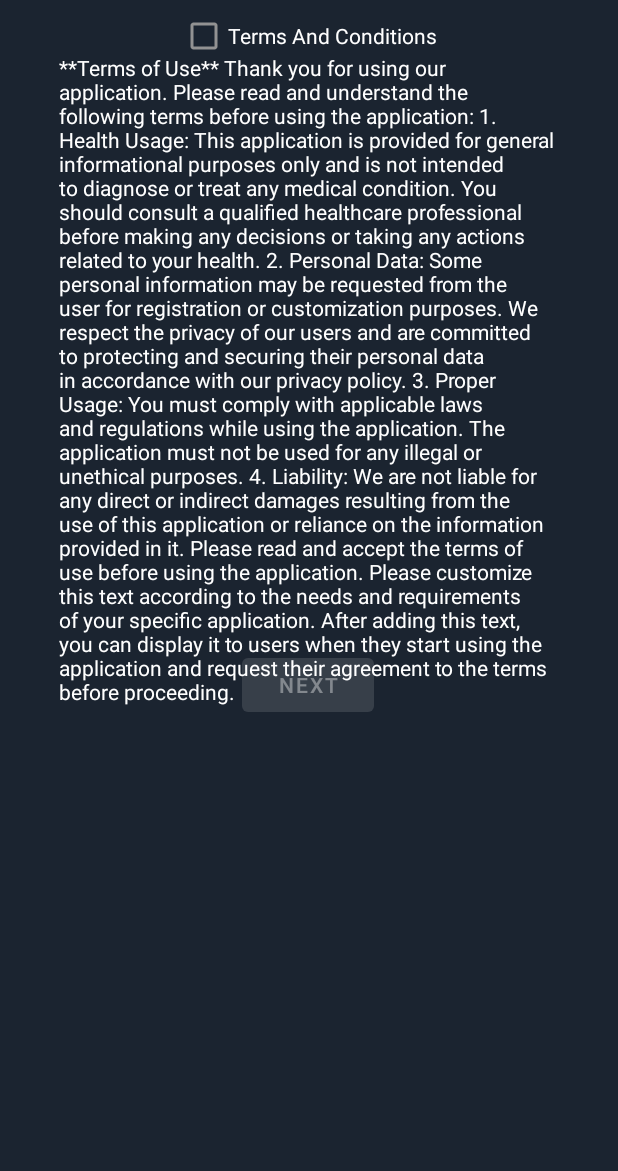
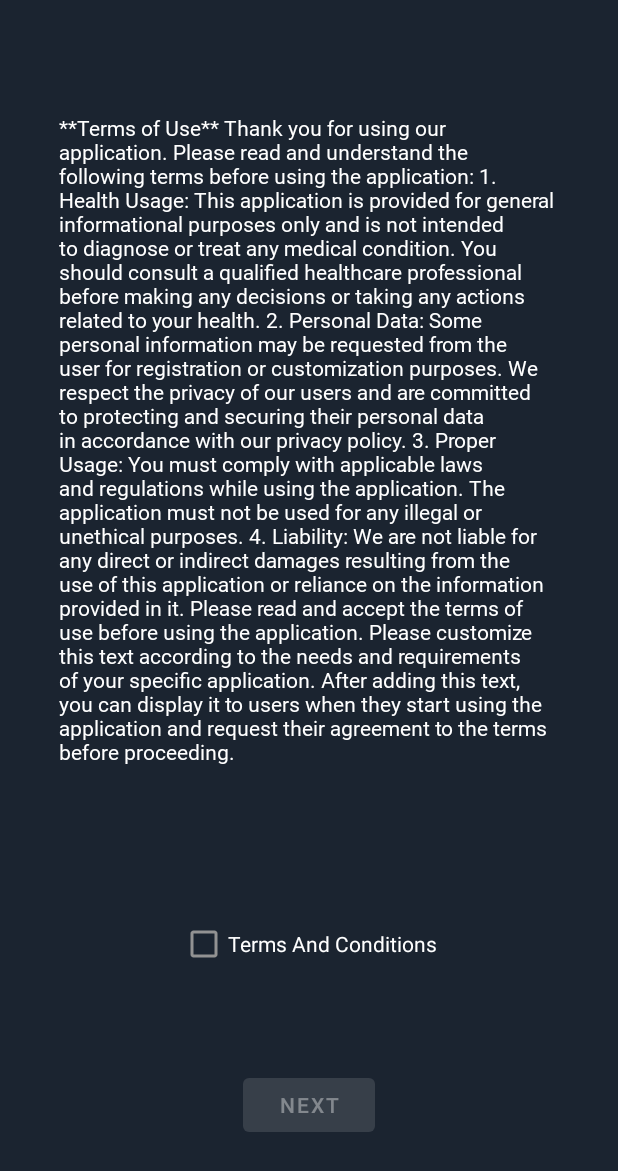
Before and after one commit to ahmedeladl00/health-app, an Android app: the Terms_of_use screen opened directly, with no data from a screen before it, on a phone screen of 412 x 824 dp. Shown: the top 1171 px of the screen. Run offline under Robolectric (Android 15) with nearby library versions, the phone set to English and light mode, and no system bars.

Commit message:
Run fix
The text should be formatted, styled, and then merged with the main.

```diff
--- a/app/src/main/AndroidManifest.xml
+++ b/app/src/main/AndroidManifest.xml
@@ -13,7 +13,7 @@
         android:theme="@style/AppTheme"
         tools:targetApi="31">
         <activity
-            android:name=".sensor_data_page"
+            android:name=".Terms_of_use"
             android:exported="false" />
         <activity
             android:name=".QuestionsActivity"
--- a/app/src/main/java/com/example/jien/MainActivity.java
+++ b/app/src/main/java/com/example/jien/MainActivity.java
@@ -7,7 +7,6 @@ import android.content.Intent;
 import android.os.Bundle;
 import android.view.View;
 import android.widget.Button;
-import android.widget.EditText;
 
 public class MainActivity extends AppCompatActivity {
 
@@ -22,7 +21,7 @@ public class MainActivity extends AppCompatActivity {
         logInBtn.setOnClickListener(new View.OnClickListener() {
             @Override
             public void onClick(View v) {
-                Intent intent = new Intent(MainActivity.this, sensor_data_page.class);
+                Intent intent = new Intent(MainActivity.this, Terms_of_use.class);
                 startActivity(intent);
             }
         });
--- a/app/src/main/java/com/example/jien/sensor_data_page.java
+++ b/app/src/main/java/com/example/jien/Terms_of_use.java
@@ -12,7 +12,7 @@ import android.widget.CompoundButton;
 
 import com.google.android.material.dialog.MaterialAlertDialogBuilder;
 
-public class sensor_data_page extends AppCompatActivity {
+public class Terms_of_use extends AppCompatActivity {
 
     private CheckBox checkBox;
     private Button button;
@@ -21,9 +21,9 @@ public class sensor_data_page extends AppCompatActivity {
     @Override
     protected void onCreate(Bundle savedInstanceState) {
         super.onCreate(savedInstanceState);
-        setContentView(R.layout.activity_sensor_data_page);
+        setContentView(R.layout.activity_terms_of_use_page);
 
-        getSupportActionBar().hide();
+      //  getSupportActionBar().hide();
 
         //termsCheckbox//check_id
         //nextbutton//button_id
@@ -36,7 +36,7 @@ public class sensor_data_page extends AppCompatActivity {
         button.setOnClickListener(new View.OnClickListener() {
             @Override
             public void onClick(View v) {
-                Intent intent = new Intent(sensor_data_page.this, DashboardActivity.class);
+                Intent intent = new Intent(Terms_of_use.this, DashboardActivity.class);
                 startActivity(intent);
             }
         });
--- a/app/src/main/res/layout/activity_sensor_data_page.xml
+++ /dev/null
@@ -1,50 +0,0 @@
-<?xml version="1.0" encoding="utf-8"?>
-<androidx.constraintlayout.widget.ConstraintLayout xmlns:android="http://schemas.android.com/apk/res/android"
-    xmlns:app="http://schemas.android.com/apk/res-auto"
-    xmlns:tools="http://schemas.android.com/tools"
-    android:layout_width="match_parent"
-    android:layout_height="match_parent"
-    android:background="@color/primary"
-    tools:context=".sensor_data_page">
-
-
-    <TextView
-        android:id="@+id/textView"
-        android:layout_width="332dp"
-        android:layout_height="513dp"
-        android:layout_marginTop="44dp"
-        android:text="@string/long_text"
-        android:textColor="@color/white"
-        app:layout_constraintBottom_toTopOf="@+id/termsCheckbox"
-        app:layout_constraintEnd_toEndOf="parent"
-
-        app:layout_constraintHorizontal_bias="0.493"
-        app:layout_constraintStart_toStartOf="parent"
-        app:layout_constraintTop_toTopOf="parent"
-        app:layout_constraintVertical_bias="0.016" />
-
-    <CheckBox
-        android:id="@+id/termsCheckbox"
-        android:layout_width="wrap_content"
-        android:layout_height="wrap_content"
-        android:text="Terms And Conditions"
-        android:textColor="#FFFFFF"
-        app:layout_constraintEnd_toEndOf="@+id/textView"
-        app:layout_constraintHorizontal_bias="0.503"
-        app:layout_constraintStart_toStartOf="@+id/textView"
-        tools:layout_editor_absoluteY="582dp" />
-
-    <Button
-        android:id="@+id/nextbutton"
-        android:layout_width="wrap_content"
-        android:layout_height="wrap_content"
-        android:text="Next"
-        app:layout_constraintBottom_toBottomOf="parent"
-        app:layout_constraintEnd_toEndOf="@+id/termsCheckbox"
-        app:layout_constraintHorizontal_bias="0.493"
-        app:layout_constraintStart_toStartOf="@+id/termsCheckbox"
-        app:layout_constraintTop_toBottomOf="@+id/termsCheckbox"
-        app:layout_constraintVertical_bias="0.528" />
-
-
-</androidx.constraintlayout.widget.ConstraintLayout>
--- /dev/null
+++ b/app/src/main/res/layout/activity_terms_of_use_page.xml
@@ -0,0 +1,68 @@
+<?xml version="1.0" encoding="utf-8"?>
+<androidx.constraintlayout.widget.ConstraintLayout xmlns:android="http://schemas.android.com/apk/res/android"
+    xmlns:app="http://schemas.android.com/apk/res-auto"
+    xmlns:tools="http://schemas.android.com/tools"
+    android:layout_width="match_parent"
+    android:layout_height="match_parent"
+    android:background="@color/primary"
+    tools:context=".Terms_of_use">
+
+    <ScrollView
+        android:id="@+id/scrollView2"
+        android:layout_width="wrap_content"
+        android:layout_height="wrap_content"
+        app:layout_constraintBottom_toBottomOf="parent"
+        app:layout_constraintEnd_toEndOf="parent"
+        app:layout_constraintHorizontal_bias="0.493"
+        app:layout_constraintStart_toStartOf="parent"
+        app:layout_constraintTop_toTopOf="parent"
+        app:layout_constraintVertical_bias="0.193"
+        tools:ignore="MissingConstraints">
+
+        <TextView
+            android:id="@+id/textView"
+            android:layout_width="332dp"
+            android:layout_height="513dp"
+            android:fontFamily="@font/niramit"
+            android:text="@string/long_text"
+            android:textColor="@color/white"
+
+            app:layout_constraintBottom_toBottomOf="parent"
+            app:layout_constraintEnd_toEndOf="parent"
+            app:layout_constraintHorizontal_bias="0.493"
+            app:layout_constraintStart_toStartOf="parent"
+            app:layout_constraintTop_toTopOf="parent"
+            app:layout_constraintVertical_bias="0.192"
+            tools:ignore="TextSizeCheck">
+
+        </TextView>
+
+    </ScrollView>
+
+    <CheckBox
+        android:id="@+id/termsCheckbox"
+        android:layout_width="wrap_content"
+        android:layout_height="wrap_content"
+        android:text="@string/terms_and_conditions"
+        android:textColor="#FFFFFF"
+        app:layout_constraintBottom_toBottomOf="parent"
+        app:layout_constraintEnd_toEndOf="@+id/scrollView2"
+        app:layout_constraintHorizontal_bias="0.503"
+        app:layout_constraintStart_toStartOf="@+id/scrollView2"
+        app:layout_constraintTop_toBottomOf="@+id/scrollView2"
+        app:layout_constraintVertical_bias="0.357"
+        tools:ignore="MissingConstraints" />
+
+    <Button
+        android:id="@+id/nextbutton"
+        android:layout_width="wrap_content"
+        android:layout_height="wrap_content"
+        android:layout_marginBottom="4dp"
+        android:text="@string/next"
+        app:layout_constraintBottom_toBottomOf="parent"
+        app:layout_constraintEnd_toEndOf="@+id/termsCheckbox"
+        app:layout_constraintStart_toStartOf="@+id/termsCheckbox"
+        app:layout_constraintTop_toBottomOf="@+id/termsCheckbox" />
+
+
+</androidx.constraintlayout.widget.ConstraintLayout>
--- a/app/src/main/res/values/strings.xml
+++ b/app/src/main/res/values/strings.xml
@@ -28,6 +28,12 @@ Thank you for using our application. Please read and understand the following te
 
 Please read and accept the terms of use before using the application.
 
-Please customize this text according to the needs and requirements of your specific application. After adding this text, you can display it to users when they start using the application and request their agreement to the terms before proceeding.</string>
+Please customize this text according to the needs and requirements of your specific application. After adding this text, you can display it to users when they start using the application and request their agreement to the terms before proceeding.
+
+
+
+    </string>
+    <string name="terms_and_conditions">Terms And Conditions</string>
+    <string name="next">Next</string>
 
 </resources>
```
